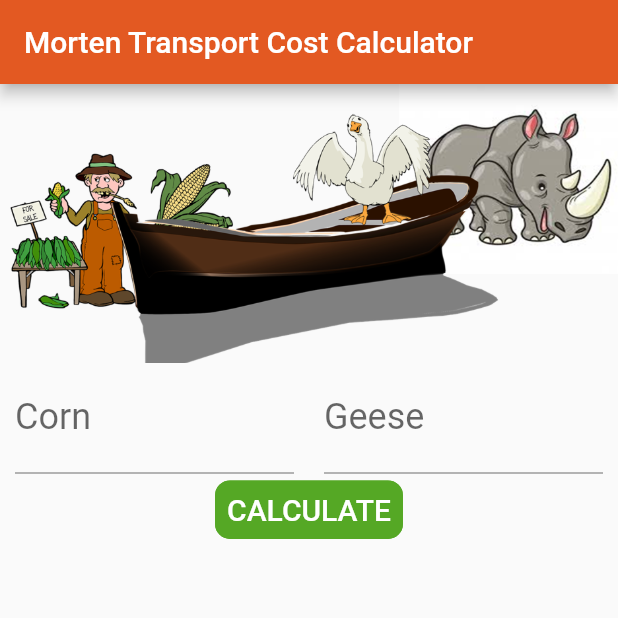
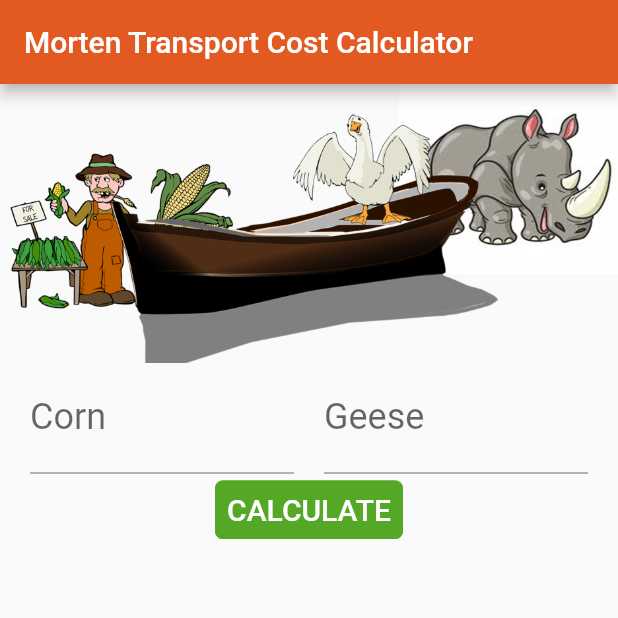
Before and after one commit to AdamProbert/MadeTech-FarmerCornBoatCalculator, a Flutter app: the screen it shows after launch, on a phone screen of 412 x 824 dp, the top half of it. Run offline on Flutter 3.47's test engine with Material 2 defaults, Android fonts, the phone set to English and light mode, and no system bars.

Commit message:
Small formattings

```diff
--- a/lib/main.dart
+++ b/lib/main.dart
@@ -266,7 +266,7 @@ class _MyHomePageState extends State<MyHomePage> {
               mainAxisAlignment: MainAxisAlignment.spaceBetween,
               children: <Widget>[
                 SizedBox(
-                  width: 10.0,
+                  width: 20.0,
                 ),
                 new Flexible(
                   child: TextField(
@@ -296,13 +296,13 @@ class _MyHomePageState extends State<MyHomePage> {
                   ),
                 ),
                 SizedBox(
-                  width: 10.0,
+                  width: 20.0,
                 ),
               ],
             ),
             FlatButton(
               shape: RoundedRectangleBorder(
-                  borderRadius: BorderRadius.circular(10.0),
+                  borderRadius: BorderRadius.circular(5.0),
                   side: BorderSide(color: Color(FarmerColors.dark_green))),
               color: Color(FarmerColors.dark_green),
               textColor: Colors.white,
@@ -327,7 +327,7 @@ class _MyHomePageState extends State<MyHomePage> {
                                 height: 30.0,
                                 width: 30.0, // fixed width and height
                                 child: getIcon(steps[index])
-                            )
+                            ),
                         ),
                       );
                     },
```
